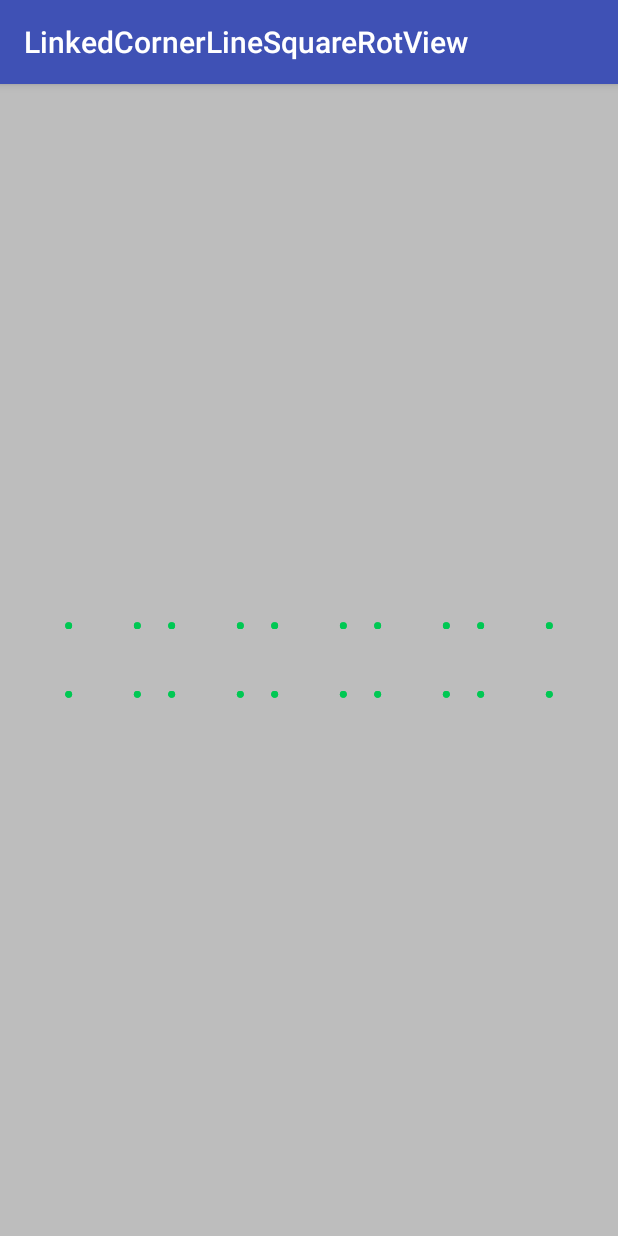
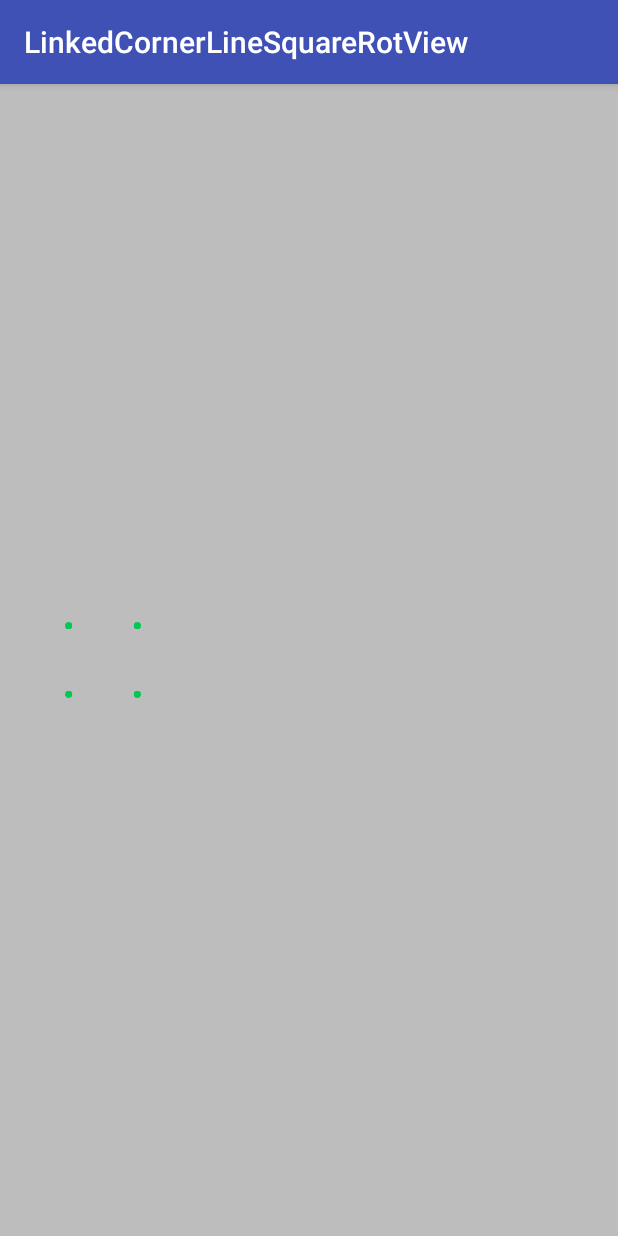
Before and after one commit to Anwesh43/LinkedCornerLineSquareRotView, an Android app: the screen it shows after launch (MainActivity), on a phone screen of 412 x 824 dp. Run offline under Robolectric (Android 15) with nearby library versions, the phone set to English and light mode, and no system bars.

Commit message:
adding fixes

```diff
--- a/cornerlinesquarerotview/src/main/java/com/anwesh/uiprojects/cornerlinesquarerotview/CornerLineSquareRotView.kt
+++ b/cornerlinesquarerotview/src/main/java/com/anwesh/uiprojects/cornerlinesquarerotview/CornerLineSquareRotView.kt
@@ -34,7 +34,7 @@ fun Canvas.drawCLSRNode(i : Int, scale : Float, paint : Paint) {
     val h : Float = height.toFloat()
     val gap : Float = w / (nodes + 1)
     val sc1 : Float = scale.divideScale(0, 2)
-    val sc2 : Float = scale.divideScale(0, 2)
+    val sc2 : Float = scale.divideScale(1, 2)
     val size : Float = gap / sizeFactor
     paint.color = color
     paint.strokeWidth = Math.min(w, h) / strokeFactor
@@ -50,7 +50,7 @@ fun Canvas.drawCLSRNode(i : Int, scale : Float, paint : Paint) {
             save()
             translate(size, size)
             rotate(90f * k)
-            drawLine(0f, 0f, -(size/3) * sc, 0f, paint)
+            drawLine(0f, 0f, -(size/2) * sc, 0f, paint)
             restore()
         }
         restore()
@@ -144,7 +144,7 @@ class CornerLineSquareRotView(ctx : Context) : View(ctx) {
 
         fun draw(canvas : Canvas, paint : Paint) {
             canvas.drawCLSRNode(i, state.scale, paint)
-            next?.draw(canvas, paint)
+            prev?.draw(canvas, paint)
         }
 
         fun update(cb : (Int, Float) -> Unit) {
@@ -170,12 +170,12 @@ class CornerLineSquareRotView(ctx : Context) : View(ctx) {
         }
     }
 
-    data class CornerLineSquareRot(var i : Int, var dir : Int = 1, val root : CLSRNode = CLSRNode(0)) {
+    data class CornerLineSquareRot(var i : Int, var dir : Int = 1)  {
 
-        private var curr : CLSRNode = root
+        private var curr : CLSRNode = CLSRNode(0)
 
         fun draw(canvas : Canvas, paint : Paint) {
-            root.draw(canvas, paint)
+            curr.draw(canvas, paint)
         }
 
         fun update(cb : (Int, Float) -> Unit) {
```
